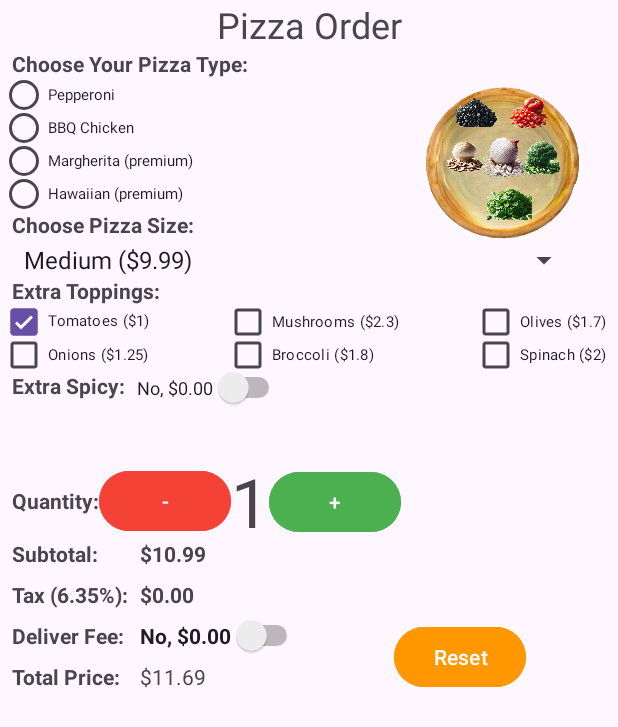
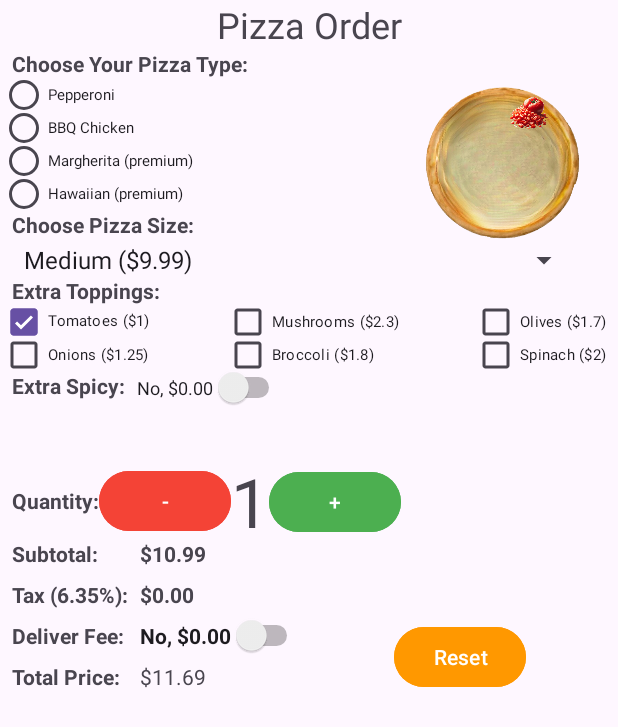
Before and after one commit to DallasLaComb/Pizza_Android_App, an Android app: the screen it shows after launch (MainActivity), after a tap on "Tomatoes ($1)", on a phone screen of 412 x 824 dp. Shown: the top 727 px of the screen. Run offline under Robolectric (Android 15) with nearby library versions, the phone set to English and light mode, and no system bars.

Commit message:
extra credit works now

```diff
--- a/Homework2/app/src/main/java/com/example/homework2/MainActivity.kt
+++ b/Homework2/app/src/main/java/com/example/homework2/MainActivity.kt
@@ -79,30 +79,55 @@ class MainActivity : AppCompatActivity(), AdapterView.OnItemSelectedListener {
 
     }
     fun resetToppings() {
-        toppingsPrice = 0.0
-
         findViewById<CheckBox>(R.id.cb_tomatoes).isChecked = false
         findViewById<CheckBox>(R.id.cb_mushrooms).isChecked = false
         findViewById<CheckBox>(R.id.cb_olives).isChecked = false
         findViewById<CheckBox>(R.id.cb_onions).isChecked = false
         findViewById<CheckBox>(R.id.cb_broccoli).isChecked = false
         findViewById<CheckBox>(R.id.cb_spinach).isChecked = false
+
+        // Make topping images invisible
+        findViewById<ImageView>(R.id.iv_tomatoes).visibility = View.INVISIBLE
+        findViewById<ImageView>(R.id.iv_mushrooms).visibility = View.INVISIBLE
+        findViewById<ImageView>(R.id.iv_olives).visibility = View.INVISIBLE
+        findViewById<ImageView>(R.id.iv_onions).visibility = View.INVISIBLE
+        findViewById<ImageView>(R.id.iv_broccoli).visibility = View.INVISIBLE
+        findViewById<ImageView>(R.id.iv_spinach).visibility = View.INVISIBLE
     }
+
 
 // Make sure to call resetToppings() inside your resetButton function
 
     fun updateToppingsSelected(view: View) {
         toppingsPrice = 0.0
 
-        toppingsPrice += if (findViewById<CheckBox>(R.id.cb_tomatoes).isChecked) 1.0 else 0.0
-        toppingsPrice += if (findViewById<CheckBox>(R.id.cb_mushrooms).isChecked) 2.3 else 0.0
-        toppingsPrice += if (findViewById<CheckBox>(R.id.cb_olives).isChecked) 1.7 else 0.0
-        toppingsPrice += if (findViewById<CheckBox>(R.id.cb_onions).isChecked) 1.25 else 0.0
-        toppingsPrice += if (findViewById<CheckBox>(R.id.cb_broccoli).isChecked) 1.8 else 0.0
-        toppingsPrice += if (findViewById<CheckBox>(R.id.cb_spinach).isChecked) 2.0 else 0.0
+        val tomatoesChecked = findViewById<CheckBox>(R.id.cb_tomatoes).isChecked
+        toppingsPrice += if (tomatoesChecked) 1.0 else 0.0
+        findViewById<ImageView>(R.id.iv_tomatoes).visibility = if (tomatoesChecked) View.VISIBLE else View.INVISIBLE
+
+        val mushroomsChecked = findViewById<CheckBox>(R.id.cb_mushrooms).isChecked
+        toppingsPrice += if (mushroomsChecked) 2.3 else 0.0
+        findViewById<ImageView>(R.id.iv_mushrooms).visibility = if (mushroomsChecked) View.VISIBLE else View.INVISIBLE
+
+        val olivesChecked = findViewById<CheckBox>(R.id.cb_olives).isChecked
+        toppingsPrice += if (olivesChecked) 1.7 else 0.0
+        findViewById<ImageView>(R.id.iv_olives).visibility = if (olivesChecked) View.VISIBLE else View.INVISIBLE
+
+        val onionsChecked = findViewById<CheckBox>(R.id.cb_onions).isChecked
+        toppingsPrice += if (onionsChecked) 1.25 else 0.0
+        findViewById<ImageView>(R.id.iv_onions).visibility = if (onionsChecked) View.VISIBLE else View.INVISIBLE
+
+        val broccoliChecked = findViewById<CheckBox>(R.id.cb_broccoli).isChecked
+        toppingsPrice += if (broccoliChecked) 1.8 else 0.0
+        findViewById<ImageView>(R.id.iv_broccoli).visibility = if (broccoliChecked) View.VISIBLE else View.INVISIBLE
+
+        val spinachChecked = findViewById<CheckBox>(R.id.cb_spinach).isChecked
+        toppingsPrice += if (spinachChecked) 2.0 else 0.0
+        findViewById<ImageView>(R.id.iv_spinach).visibility = if (spinachChecked) View.VISIBLE else View.INVISIBLE
+
         updateTotalPrices()
+    }
 
-    }
     fun resetButton(view: View) {
         totalPrice = 0.00
         sizeSelectionPrice = 9.99 // Medium Pizza
--- a/Homework2/app/src/main/res/layout/activity_main.xml
+++ b/Homework2/app/src/main/res/layout/activity_main.xml
@@ -399,6 +399,7 @@
         android:layout_width="30dp"
         android:layout_height="30dp"
         android:layout_marginBottom="8dp"
+        android:visibility="invisible"
         app:layout_constraintBottom_toBottomOf="@+id/iv_default_pizza"
         app:layout_constraintStart_toEndOf="@+id/iv_mushrooms"
         app:srcCompat="@drawable/spinach" />
@@ -408,8 +409,9 @@
         android:layout_width="30dp"
         android:layout_height="30dp"
         android:layout_marginEnd="32dp"
+        android:visibility="invisible"
         app:layout_constraintEnd_toEndOf="@+id/iv_default_pizza"
-        app:layout_constraintTop_toBottomOf="@+id/iv_tomato"
+        app:layout_constraintTop_toBottomOf="@+id/iv_tomatoes"
         app:srcCompat="@drawable/broccoli" />
 
     <ImageView
@@ -418,16 +420,18 @@
         android:layout_height="30dp"
         android:layout_marginStart="40dp"
         android:layout_marginTop="8dp"
+        android:visibility="invisible"
         app:layout_constraintStart_toStartOf="@+id/iv_default_pizza"
         app:layout_constraintTop_toTopOf="@+id/iv_default_pizza"
         app:srcCompat="@drawable/olives" />
 
     <ImageView
-        android:id="@+id/iv_tomato"
+        android:id="@+id/iv_tomatoes"
         android:layout_width="30dp"
         android:layout_height="30dp"
         android:layout_marginTop="8dp"
         android:layout_marginEnd="40dp"
+        android:visibility="invisible"
         app:layout_constraintEnd_toEndOf="@+id/iv_default_pizza"
         app:layout_constraintTop_toTopOf="@+id/iv_default_pizza"
         app:srcCompat="@drawable/tomato" />
@@ -437,14 +441,16 @@
         android:layout_width="30dp"
         android:layout_height="30dp"
         android:layout_marginStart="32dp"
+        android:visibility="invisible"
         app:layout_constraintStart_toStartOf="@+id/iv_default_pizza"
         app:layout_constraintTop_toBottomOf="@+id/iv_olives"
         app:srcCompat="@drawable/mushroom" />
 
     <ImageView
-        android:id="@+id/iv_onion"
+        android:id="@+id/iv_onions"
         android:layout_width="30dp"
         android:layout_height="30dp"
+        android:visibility="invisible"
         app:layout_constraintEnd_toStartOf="@+id/iv_broccoli"
         app:layout_constraintStart_toEndOf="@+id/iv_mushrooms"
         app:layout_constraintTop_toTopOf="@+id/iv_mushrooms"
```
